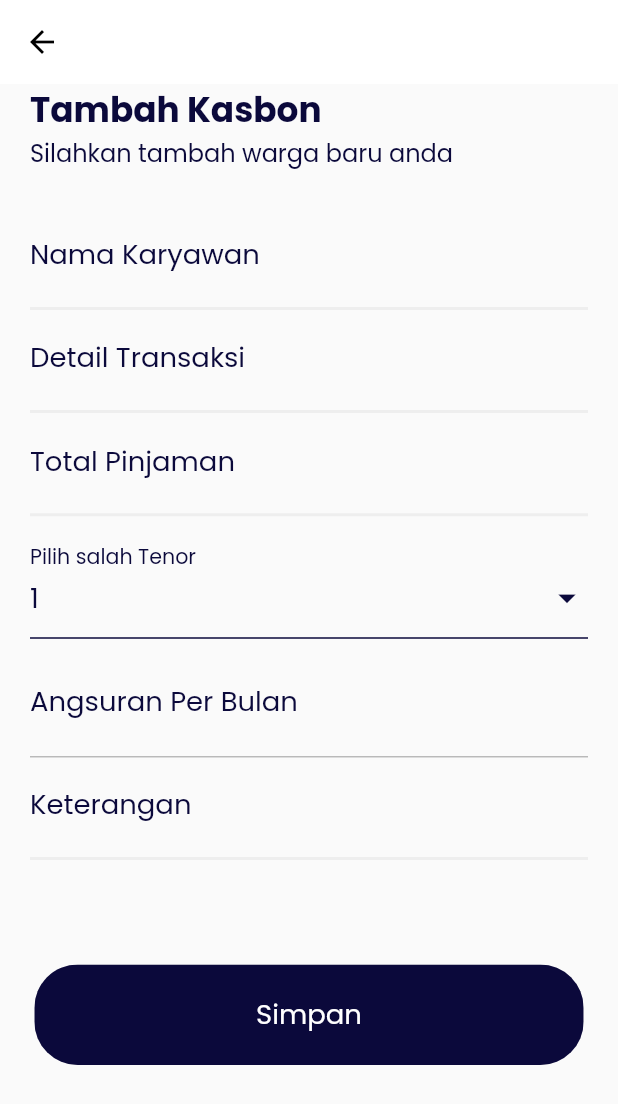
After one commit to umaaamm/kita_warga_apps, a Flutter app: the AddKasbonPages screen opened directly, on a phone screen of 412 x 824 dp. The commit adds this screen. Shown: the top 1104 px of the screen. Run offline on Flutter 3.47's test engine with Material 2 defaults, Android fonts, the light colour scheme and no system bars; our stand-ins replace bloc, dio, email_validator, equatable, flutter_bloc, flutter_screenutil and 6 more; missing offline and left inert: dart:ffi; accounts and stored records are empty.

Commit message:
[main][addKasbon] : dev add kasbon

```diff
--- a/lib/bloc/kasbon/kasbon_bloc.dart
+++ b/lib/bloc/kasbon/kasbon_bloc.dart
@@ -2,42 +2,42 @@ import 'package:bloc/bloc.dart';
 import 'package:kita_warga_apps/bloc/app_states.dart';
 import 'package:kita_warga_apps/model/general_response_post.dart';
 import 'package:kita_warga_apps/model/kasbon/kasbon_delete_request.dart';
+import 'package:kita_warga_apps/model/kasbon/kasbon_request.dart';
 import 'package:kita_warga_apps/model/kasbon/kasbon_request_update.dart';
 import 'package:kita_warga_apps/repository/kasbon_repository.dart';
 
 class KasbonBloc extends Bloc<StateKasbon, AppServicesState> {
   final KasbonRepository kasbonRepository;
   KasbonBloc({required this.kasbonRepository}) : super(InitialState()) {
-    // on<WargaRequest>((event, emit) => AddWarga(event, emit));
+    on<KasbonRequest>((event, emit) => AddKasbon(event, emit));
     // on<WargaRequestUpdate>((event, emit) => UpdateWarga(event, emit));
     on<KasbonDeleteRequest>((event, emit) => deleteKasbon(event, emit));
   }
 
-  // Future AddWarga(WargaRequest event, Emitter<AppServicesState> emit) async {
-  //   try {
-  //     emit(loadingServices());
-  //     GeneralResponsePost response = await wargaRepository.addWarga(
-  //         WargaRequest(
-  //             event.id_warga,
-  //             event.nama_warga,
-  //             event.blok_rumah,
-  //             event.nomor_rumah,
-  //             event.email,
-  //             event.nomor_hp,
-  //             event.is_rt,
-  //             event.is_rw,
-  //             event.id_rw,
-  //             event.id_rt,
-  //             event.id_perumahan,
-  //             event.status_pernikahan,
-  //             event.jenis_kelamin));
-  //
-  //     emit(successServices());
-  //     return;
-  //   } catch (e) {
-  //     emit(errorServices(e.toString()));
-  //   }
-  // }
+  Future AddKasbon(KasbonRequest event, Emitter<AppServicesState> emit) async {
+    try {
+      emit(loadingServices());
+      GeneralResponsePost response = await kasbonRepository.addKasbon(
+        KasbonRequest(
+          event.id_kasbon,
+          event.tangggal_transaksi,
+          event.nama_karyawan,
+          event.id_karyawan,
+          event.detail_transaksi,
+          event.pinjaman,
+          event.tenor,
+          event.angsuran_per_bulan,
+          event.keterangan,
+        ),
+      );
+
+      emit(successServices());
+      return;
+    } catch (e) {
+    print('object');
+      emit(errorServices(e.toString()));
+    }
+  }
 
   // Future UpdateWarga(WargaRequestUpdate event, Emitter<AppServicesState> emit) async {
   //   try {
@@ -65,10 +65,12 @@ class KasbonBloc extends Bloc<StateKasbon, AppServicesState> {
   //   }
   // }
 
-  Future deleteKasbon(KasbonDeleteRequest event, Emitter<AppServicesState> emit) async {
+  Future deleteKasbon(
+      KasbonDeleteRequest event, Emitter<AppServicesState> emit) async {
     emit(loadingServices());
     try {
-      GeneralResponsePost response = await kasbonRepository.deleteKasbon(KasbonDeleteRequest(event.id_kasbon));
+      GeneralResponsePost response = await kasbonRepository
+          .deleteKasbon(KasbonDeleteRequest(event.id_kasbon));
       emit(successServices());
       return;
     } catch (e) {
--- a/lib/components/text_input_border_bottom.dart
+++ b/lib/components/text_input_border_bottom.dart
@@ -6,12 +6,14 @@ class TextInputBorderBottom extends StatelessWidget {
   final String labelText;
   final String hintText;
   final ValueChanged<String> onChanged;
+  final bool? enabled;
   final TextEditingController? controllerText;
   const TextInputBorderBottom(
       {super.key,
       required this.labelText,
       required this.hintText,
       required this.onChanged,
+      this.enabled,
       this.controllerText});
 
   @override
@@ -20,6 +22,7 @@ class TextInputBorderBottom extends StatelessWidget {
       padding: EdgeInsets.only(left: 20, right: 20),
       child: TextField(
         onChanged: onChanged,
+        enabled: enabled,
         controller: controllerText,
         style: regularTextStyle.copyWith(fontSize: 16.sp),
         cursorColor: blueColor,
--- /dev/null
+++ b/lib/pages/kas_bon/add_kas_bon/add_kasbon_pages.dart
@@ -0,0 +1,299 @@
+import 'package:flutter/material.dart';
+import 'package:flutter_bloc/flutter_bloc.dart';
+import 'package:flutter_screenutil/flutter_screenutil.dart';
+import 'package:kita_warga_apps/bloc/app_states.dart';
+import 'package:kita_warga_apps/bloc/bloc_shared_preference.dart';
+import 'package:kita_warga_apps/bloc/kasbon/get_list_kasbon.dart';
+import 'package:kita_warga_apps/bloc/kasbon/kasbon_bloc.dart';
+import 'package:kita_warga_apps/components/dropdown_component.dart';
+import 'package:kita_warga_apps/components/rounded_button.dart';
+import 'package:kita_warga_apps/components/text_input_border_bottom.dart';
+import 'package:kita_warga_apps/model/kasbon/get_list_kasbon_request.dart';
+import 'package:kita_warga_apps/model/kasbon/kasbon_request.dart';
+import 'package:kita_warga_apps/pages/warga/title_warga.dart';
+import 'package:kita_warga_apps/repository/kasbon_repository.dart';
+import 'package:kita_warga_apps/theme.dart';
+import 'package:kita_warga_apps/utils/constant.dart';
+import 'package:kita_warga_apps/utils/currency_format.dart';
+import 'package:uuid/uuid.dart';
+
+class AddKasbonPages extends StatefulWidget {
+  const AddKasbonPages({Key? key}) : super(key: key);
+
+  @override
+  State<AddKasbonPages> createState() => _AddKasbonPagesState();
+}
+
+class _AddKasbonPagesState extends State<AddKasbonPages> {
+  final TextEditingController _controllerAngsuranPerBulan =
+      TextEditingController();
+
+  @override
+  void initState() {
+    // TODO: implement initState
+    super.initState();
+    setState(() {
+      tenor = 1;
+    });
+  }
+
+  static const List<String> listTenor = <String>[
+    '1',
+    '2',
+    '3',
+    '4',
+    '5',
+    '6',
+    '7',
+    '8',
+    '9',
+    '10',
+    '11',
+    '12'
+  ];
+
+  var uuid = Uuid();
+  String dropdownValueTenor = listTenor.first;
+  int tenor = 0;
+  int pinjaman = 0;
+  String id_kasbon = "";
+  String tanggal_transaksi = "";
+  String nama_karyawan = "";
+  String id_karyawan = "";
+  String detail_transaksi = "";
+  String angsuran_per_bulan = "";
+  String keterangan = "";
+
+  @override
+  Widget build(BuildContext context) {
+    GlobalKey<ScaffoldState> scaffoldKey = new GlobalKey<ScaffoldState>();
+    return RepositoryProvider(
+      create: (context) => KasbonRepository(),
+      child: BlocProvider(
+        create: (context) => KasbonBloc(
+            kasbonRepository: RepositoryProvider.of<KasbonRepository>(context)),
+        child: Scaffold(
+          appBar: AppBar(
+            elevation: 0,
+            backgroundColor: Colors.white,
+            leading: new IconButton(
+                color: Colors.black,
+                icon: new Icon(Icons.arrow_back),
+                onPressed: () {
+                  Navigator.pop(context);
+                }),
+          ),
+          body: SafeArea(
+            child: ListView(
+              shrinkWrap: true,
+              physics: ClampingScrollPhysics(),
+              children: [
+                title_warga(
+                  Title: "Tambah Kasbon",
+                  SubTitle: "Silahkan tambah warga baru anda",
+                ),
+                SizedBox(
+                  height: ScreenUtil().setHeight(20),
+                ),
+                TextInputBorderBottom(
+                  labelText: "Nama Karyawan",
+                  hintText: "Masukkan nama karyawan",
+                  onChanged: (value) {
+                    setState(
+                      () {
+                        nama_karyawan = value;
+                      },
+                    );
+                  },
+                ),
+                TextInputBorderBottom(
+                  labelText: "Detail Transaksi",
+                  hintText: "Masukkan Detail Transaksi",
+                  onChanged: (value) {
+                    setState(
+                      () {
+                        detail_transaksi = value;
+                      },
+                    );
+                  },
+                ),
+                TextInputBorderBottom(
+                  labelText: "Total Pinjaman",
+                  hintText: "Masukkan nama karyawan",
+                  onChanged: (value) {
+                    setState(
+                      () {
+                        // print(CurrencyFormat.convertToIdr(value, 0));
+                        pinjaman = int.parse(value);
+                        double angsuranPerbulan = pinjaman / tenor;
+                        _controllerAngsuranPerBulan.text = angsuranPerbulan
+                                .isNaN
+                            ? '0'
+                            : CurrencyFormat.convertToIdr(angsuranPerbulan, 0)
+                                .toString();
+                      },
+                    );
+                  },
+                ),
+                dropdownCustom(
+                    textHint: "Tenor",
+                    title: "Pilih salah Tenor",
+                    onChanged: (value) {
+                      setState(() {
+                        dropdownValueTenor = value!;
+                        tenor = int.parse(value);
+                        double angsuranPerbulan = pinjaman / tenor;
+                        _controllerAngsuranPerBulan.text = angsuranPerbulan
+                                .isNaN
+                            ? '0'
+                            : CurrencyFormat.convertToIdr(angsuranPerbulan, 0)
+                                .toString();
+                      });
+                    },
+                    dropdownValue: dropdownValueTenor,
+                    list: listTenor),
+                TextInputBorderBottom(
+                  controllerText: _controllerAngsuranPerBulan,
+                  enabled: false,
+                  labelText: "Angsuran Per Bulan",
+                  hintText: "Masukkan Angsuran perbulan",
+                  onChanged: (value) {
+                    setState(
+                      () {
+                        angsuran_per_bulan = value;
+                      },
+                    );
+                  },
+                ),
+                TextInputBorderBottom(
+                  labelText: "Keterangan",
+                  hintText: "Masukkan Keterangan",
+                  onChanged: (value) {
+                    setState(
+                      () {
+                        keterangan = value;
+                      },
+                    );
+                  },
+                ),
+                SizedBox(
+                  height: ScreenUtil().setHeight(50),
+                ),
+                Padding(
+                    padding: EdgeInsets.symmetric(horizontal: 20.r),
+                    child: BlocListener<KasbonBloc, AppServicesState>(
+                      listener: (context, state) {
+                        if (state is successServices) {
+                          _reloadData(context);
+                        }
+                      },
+                      child: BlocBuilder<KasbonBloc, AppServicesState>(
+                        builder: (context, state) {
+                          if (state is loadingServices) {
+                            return _buildLoadingWidget();
+                          } else if (state is errorServices) {
+                            return const Center(child: Text("Error"));
+                          }
+                          return RoundedButton(
+                            text: "Simpan",
+                            onPressed: () {
+                              _postData(context);
+                            },
+                          );
+                        },
+                      ),
+                    )),
+                SizedBox(
+                  height: ScreenUtil().setHeight(50),
+                ),
+              ],
+            ),
+          ),
+        ),
+      ),
+    );
+  }
+
+  _reloadData(BuildContext context) {
+    Navigator.pop(context);
+    getListKasbonBloc..getListKasbon(GetListKasbonRequest(1, ""));
+    const snackBar = SnackBar(
+      backgroundColor: blueColorConstant,
+      behavior: SnackBarBehavior.floating,
+      content: Text(
+        'Data berhasil ditambah.',
+        style: TextStyle(color: Colors.white, fontSize: 17),
+      ),
+    );
+    ScaffoldMessenger.of(context).showSnackBar(snackBar);
+  }
+
+  Widget _buildLoadingWidget() {
+    return Center(
+        child: Column(
+      mainAxisAlignment: MainAxisAlignment.center,
+      children: [
+        SizedBox(
+          height: 25.0,
+          width: 25.0,
+          child: CircularProgressIndicator(
+            valueColor: new AlwaysStoppedAnimation<Color>(blueColor),
+            strokeWidth: 4.0,
+          ),
+        )
+      ],
+    ));
+  }
+
+  void Snack(String text) {
+    final snackBar = SnackBar(
+      content: Text(text,
+          style:
+              regularTextStyle.copyWith(fontSize: 16.sp, color: Colors.white)),
+      backgroundColor: Colors.red,
+    );
+
+    // Find the ScaffoldMessenger in the widget tree
+    // and use it to show a SnackBar.
+    ScaffoldMessenger.of(context).showSnackBar(snackBar);
+    return;
+  }
+
+  void _postData(context) async {
+    BlockPreference blockPreference = BlockPreference();
+    await blockPreference.getDataAccount();
+    DateTime currentDate = DateTime.now();
+    int epochSeconds = (currentDate.millisecondsSinceEpoch / 1000).round();
+    if (nama_karyawan.isEmpty) {
+      return Snack("Nama Warga tidak boleh kosong.");
+    }
+    if (detail_transaksi.isEmpty) {
+      return Snack("Blok Rumah tidak boleh kosong.");
+    }
+    if (pinjaman.isNaN) {
+      return Snack("Nomor Rumah tidak boleh kosong.");
+    }
+    if (tenor.isNaN) {
+      return Snack("Nomor HP tidak boleh kosong.");
+    }
+    if (_controllerAngsuranPerBulan.text.isEmpty) {
+      return Snack("Status Pernikahan tidak boleh kosong.");
+    }
+    if (keterangan.isEmpty) {
+      return Snack("Jenis Kelamin tidak boleh kosong.");
+    }
+
+    BlocProvider.of<KasbonBloc>(context).add(
+      KasbonRequest(
+          uuid.v1(),
+          epochSeconds.toString(),
+          'arif',
+          '0a08c662-0c0f-11ee-be56-0242ac120002',
+          detail_transaksi,
+          pinjaman.toString(),
+          tenor.toString(),
+          angsuran_per_bulan,
+          keterangan),
+    );
+  }
+}
--- a/lib/repository/kasbon_repository.dart
+++ b/lib/repository/kasbon_repository.dart
@@ -4,6 +4,7 @@ import 'package:dio/dio.dart';
 import 'package:kita_warga_apps/model/general_response_post.dart';
 import 'package:kita_warga_apps/model/kasbon/get_list_kasbon_request.dart';
 import 'package:kita_warga_apps/model/kasbon/kasbon_delete_request.dart';
+import 'package:kita_warga_apps/model/kasbon/kasbon_request.dart';
 import 'package:kita_warga_apps/model/kasbon/list_kasbon_response.dart';
 import 'package:kita_warga_apps/utils/constant.dart';
 import 'package:shared_preferences/shared_preferences.dart';
@@ -11,7 +12,7 @@ import 'package:shared_preferences/shared_preferences.dart';
 class KasbonRepository {
   static String mainUrl = "http://34.101.89.42:3000";
   final Dio _dio = Dio();
-  // var addWargaUrl = '$mainUrl/api/admin/insert/warga';
+  var addkasbonUrl = '$mainUrl/api/admin/insert/kasbon';
   var getListKasbonUrl = '$mainUrl/api/admin/list/kasbon';
   var deleteKasbonUrl = '$mainUrl/api/admin/delete/kasbon';
   // var updateWargaUrl = '$mainUrl/api/admin/update/warga';
@@ -44,14 +45,13 @@ class KasbonRepository {
   Future<GeneralResponsePost> deleteKasbon(KasbonDeleteRequest kasbonDeleteRequest) async {
     SharedPreferences prefs = await SharedPreferences.getInstance();
     var params = {
-      "id_warga": kasbonDeleteRequest.id_kasbon,
+      "id_kasbon": kasbonDeleteRequest.id_kasbon,
     };
     try {
       Response response = await _dio.post(deleteKasbonUrl,
           data: jsonEncode(params),
           options: Options(
               headers: {"x-access-token": prefs.get(AppConstant.accessToken)}));
-
       if (response.statusCode == 401) {
         return GeneralResponsePost.with401(AppConstant.msgIxpired);
       }
@@ -68,41 +68,36 @@ class KasbonRepository {
     }
   }
 
-  // Future<GeneralResponsePost> addWarga(WargaRequest wargaRequest) async {
-  //   SharedPreferences prefs = await SharedPreferences.getInstance();
-  //
-  //   try {
-  //     var params = {
-  //       "id_warga": wargaRequest.id_warga,
-  //       "nama_warga": wargaRequest.nama_warga,
-  //       "blok_rumah": wargaRequest.blok_rumah,
-  //       "nomor_rumah": wargaRequest.nomor_rumah,
-  //       "email": wargaRequest.email,
-  //       "nomor_hp": wargaRequest.nomor_hp,
-  //       "is_rw": wargaRequest.is_rw,
-  //       "is_rt": wargaRequest.is_rt,
-  //       "id_rt": wargaRequest.id_rt,
-  //       "id_rw": wargaRequest.id_rw,
-  //       "id_perumahan": wargaRequest.id_perumahan,
-  //       "status_pernikahan": wargaRequest.status_pernikahan,
-  //       "jenis_kelamin": wargaRequest.jenis_kelamin,
-  //     };
-  //
-  //     Response response = await _dio.post(addWargaUrl,
-  //         data: jsonEncode(params),
-  //         options: Options(
-  //             headers: {"x-access-token": prefs.get(AppConstant.accessToken)}));
-  //     return GeneralResponsePost.fromJson(response.data);
-  //   } catch (error, stacktrace) {
-  //     if (error is DioError) {
-  //       if (error.response?.statusCode == 401) {
-  //         return GeneralResponsePost.with401(AppConstant.msgIxpired);
-  //       }
-  //     }
-  //     print("Exception occured: $error stackTrace: $stacktrace");
-  //     return GeneralResponsePost.withError("$error");
-  //   }
-  // }
+  Future<GeneralResponsePost> addKasbon(KasbonRequest kasbonRequest) async {
+    SharedPreferences prefs = await SharedPreferences.getInstance();
+    try {
+      var params = {
+        "id_kasbon": kasbonRequest.id_kasbon,
+        "nama_karyawan": kasbonRequest.nama_karyawan,
+        "id_karyawan": kasbonRequest.id_karyawan,
+        "detail_transaksi": kasbonRequest.detail_transaksi,
+        "pinjaman": kasbonRequest.pinjaman,
+        "tenor": kasbonRequest.tenor,
+        "angsurang_per_bulan": kasbonRequest.angsuran_per_bulan,
+        "keterangan": kasbonRequest.keterangan,
+      };
+
+      Response response = await _dio.post(addkasbonUrl,
+          data: jsonEncode(params),
+          options: Options(
+              headers: {"x-access-token": prefs.get(AppConstant.accessToken)}));
+      print('object ini ${response}');
+      return GeneralResponsePost.fromJson(response.data);
+    } catch (error, stacktrace) {
+      if (error is DioError) {
+        if (error.response?.statusCode == 401) {
+          return GeneralResponsePost.with401(AppConstant.msgIxpired);
+        }
+      }
+      print("Exception occured: $error stackTrace: $stacktrace");
+      return GeneralResponsePost.withError("$error");
+    }
+  }
 
   // Future<GeneralResponsePost> updateWarga(WargaRequestUpdate wargaRequestUpdate) async {
   //   SharedPreferences prefs = await SharedPreferences.getInstance();
--- a/lib/utils/constant.dart
+++ b/lib/utils/constant.dart
@@ -27,4 +27,19 @@ class AppConstant {
         return 1;
     }
   }
+
+  static const List<String> listTenor = <String>[
+    '1',
+    '2',
+    '3',
+    '4',
+    '5',
+    '6',
+    '7',
+    '8',
+    '9',
+    '10',
+    '11',
+    '12'
+  ];
 }
```
Also changed, not shown: lib/model/kasbon/kasbon_request.dart (+3 -19 lines), lib/pages/kas_bon/kas_bon_pages.dart (+12 -1 lines).
